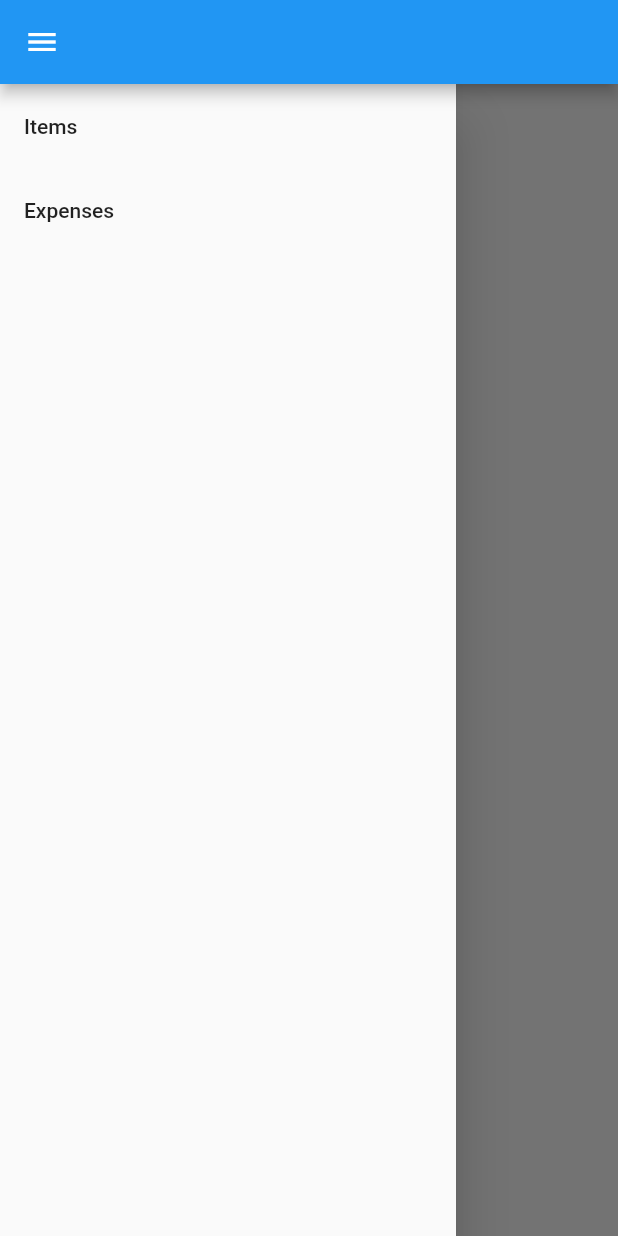
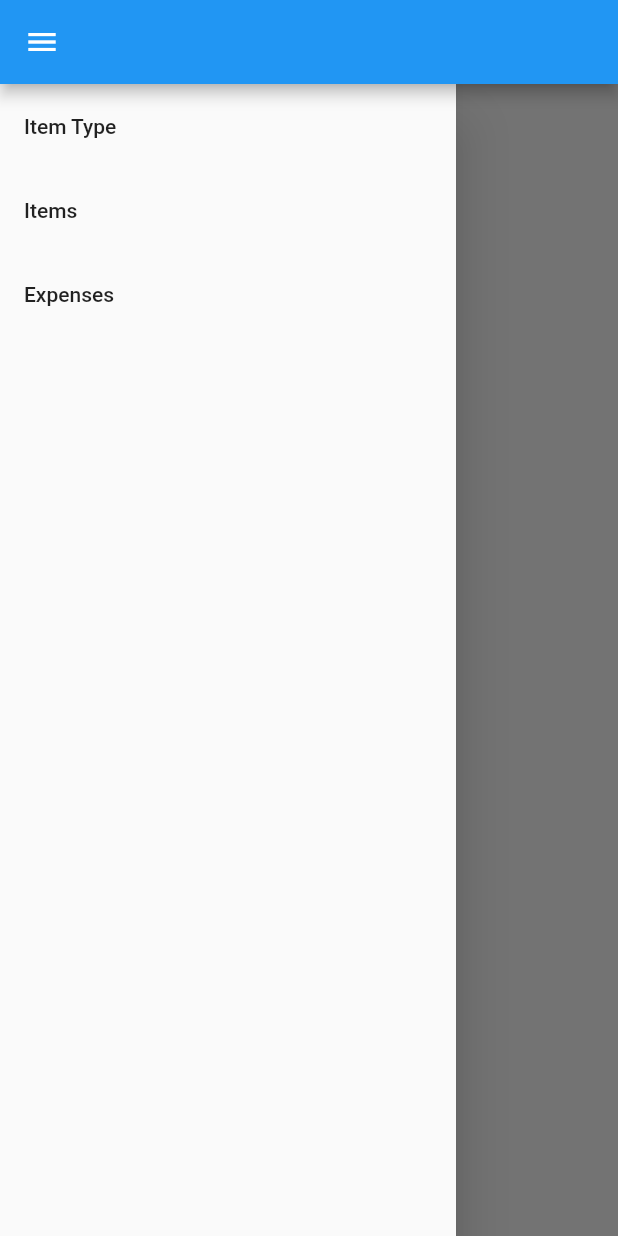
Before and after one commit to jpmcs18/expense_tracker, a Flutter app: the screen it shows after launch, with the side drawer open, on a phone screen of 412 x 824 dp. Run offline on Flutter 3.47's test engine with Material 2 defaults, Android fonts, the light colour scheme and no system bars; our stand-ins replace sqflite; accounts and stored records are empty.

Commit message:
Finished Update

```diff
--- a/lib/home_page.dart
+++ b/lib/home_page.dart
@@ -2,6 +2,7 @@ import 'package:flutter/material.dart';
 import './models/menu.dart';
 import './pages/items.dart';
 import './pages/expenses.dart';
+import './pages/item_type.dart';
 
 class HomePage extends StatefulWidget {
   @override
@@ -13,6 +14,7 @@ class _HomePageState extends State<HomePage> {
   String _title = '';
   final _scaffoldKey = GlobalKey<ScaffoldState>();
   List<Menu> _menuItems = [
+    Menu(location: 'Item Type', view: ItemTypes()),
     Menu(location: 'Items', view: Items()),
     Menu(location: 'Expenses', view: Expenses()),
   ];
```
